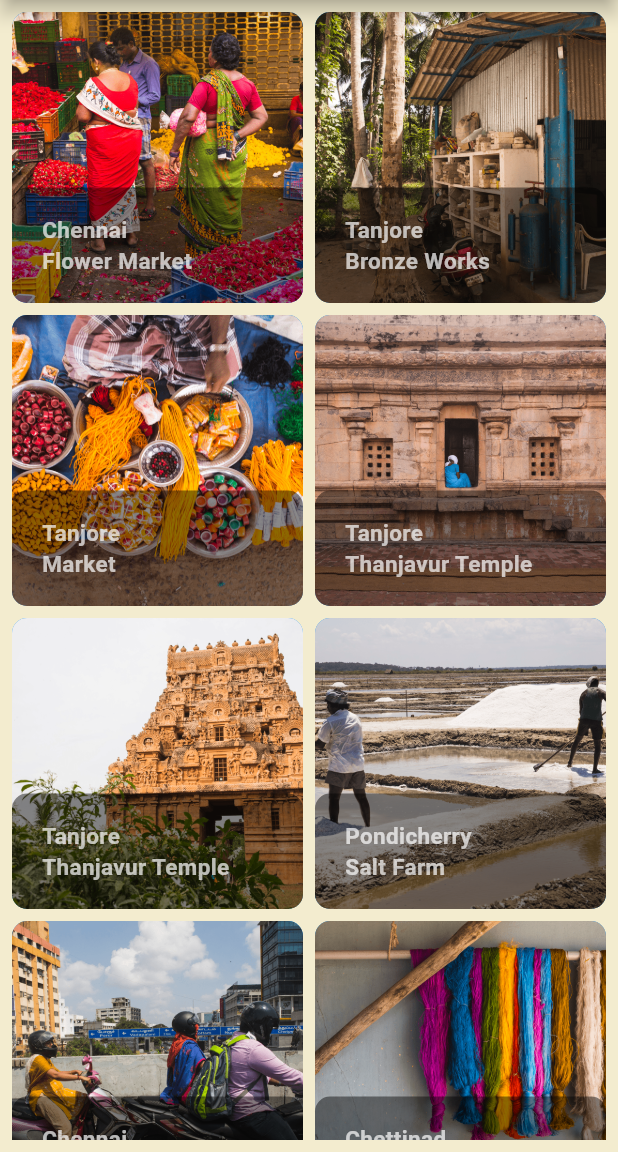
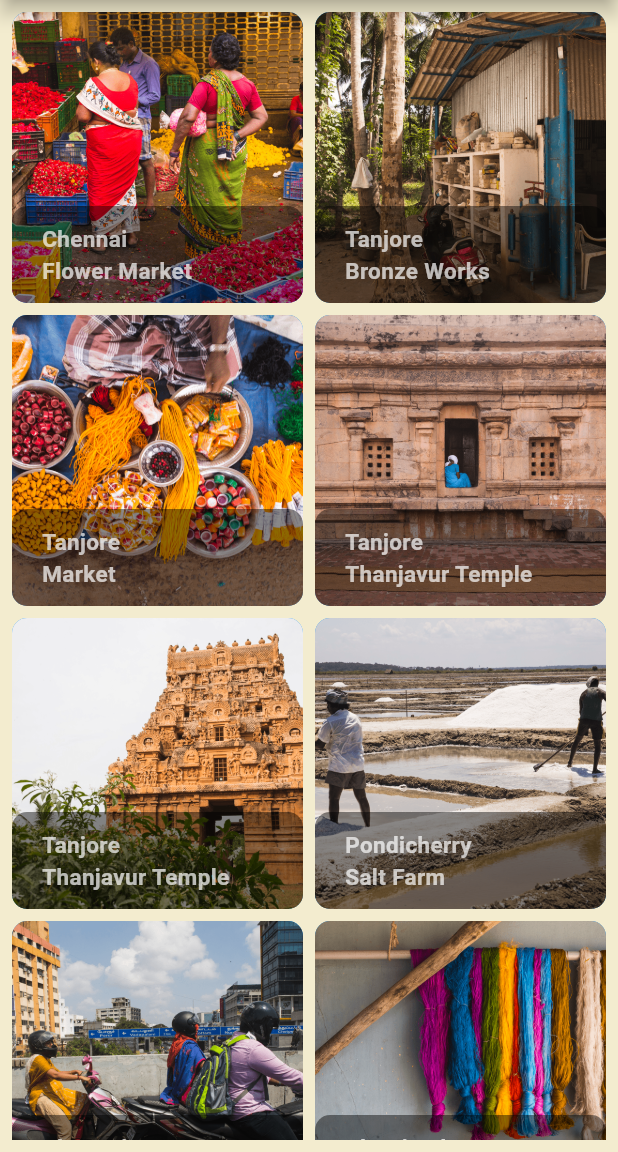
Before and after one commit to Chirag6189/gridview.builder_in_flutter, a Flutter app: the screen it shows after launch, on a phone screen of 412 x 824 dp, the part 84-1236 px from its top. Run offline on Flutter 3.47's test engine with Material 3 defaults, Android fonts, the phone set to English and light mode, and no system bars.

Commit message:
make some changes in make_container

```diff
--- a/lib/main.dart
+++ b/lib/main.dart
@@ -90,8 +90,10 @@ class MyApp extends StatelessWidget {
       ),
       child: Column(
         children: [
-          Container(
-            height: 117,
+          Expanded(
+            flex: 2,
+            child: Container(
+            ),
           ),
           Expanded(
               child: Container(
```
